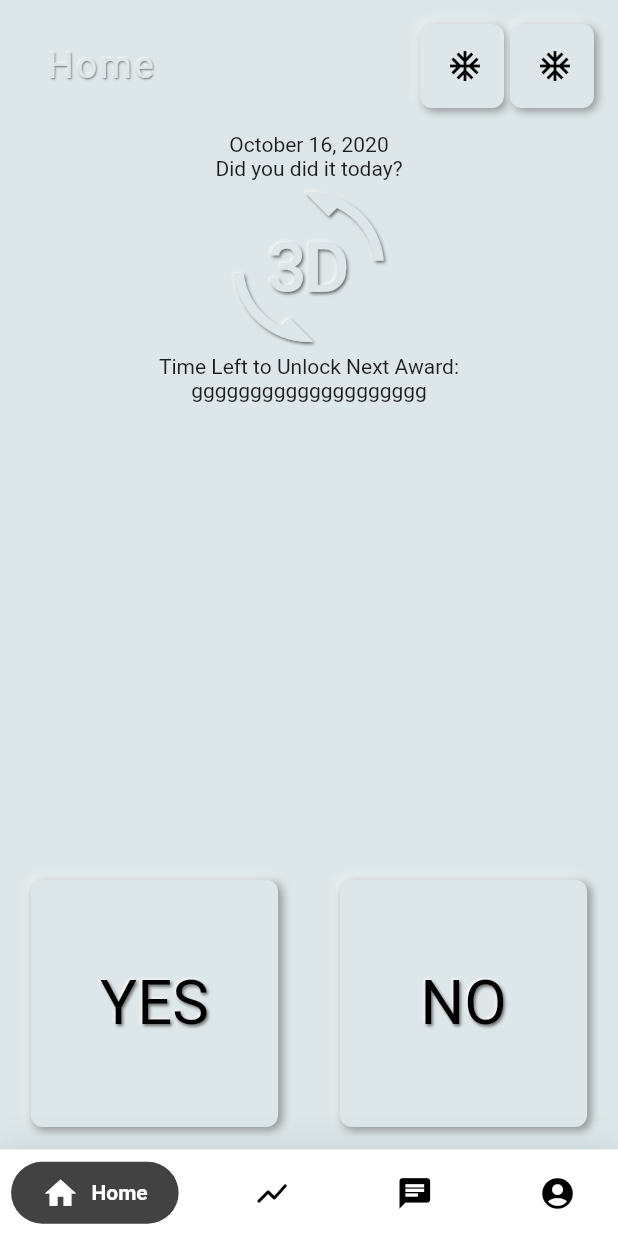
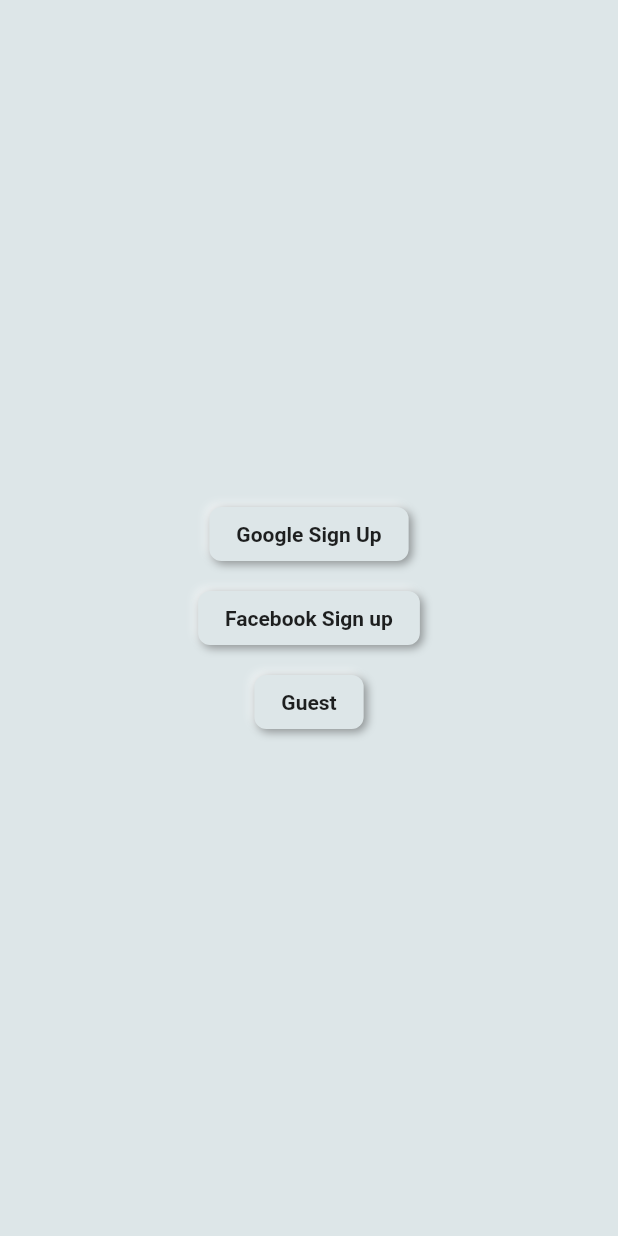
Before and after one commit to AryanKuAg/never_again, a Flutter app: the screen it shows after launch, on a phone screen of 412 x 824 dp. Run offline on Flutter 3.47's test engine with Material 2 defaults, Android fonts, the phone set to English and light mode, and no system bars; drawn by our look-alikes of flutter_neumorphic, google_nav_bar; our stand-ins replace avatar_glow, firebase_core, fl_chart, font_awesome_flutter; accounts and stored records are empty.

Commit message:
16 oct starting.

```diff
--- a/lib/main.dart
+++ b/lib/main.dart
@@ -1,10 +1,13 @@
+import 'package:firebase_core/firebase_core.dart';
 import 'package:flutter/material.dart';
 import 'package:flutter_neumorphic/flutter_neumorphic.dart';
 import 'package:never_again/provider/reportCardLogic.dart';
-import 'package:never_again/tabbar.dart';
+import './screens/loginScreen/signupScreen.dart';
 import 'package:provider/provider.dart';
 
-void main() {
+void main() async {
+  WidgetsFlutterBinding.ensureInitialized();
+  await Firebase.initializeApp();
   runApp(MyApp());
 }
 
@@ -16,7 +19,7 @@
       child: NeumorphicApp(
           title: 'Never Again',
           debugShowCheckedModeBanner: false,
-          home: MyTabBar()),
+          home: SignUpScreen()),
     );
   }
 }
--- /dev/null
+++ b/lib/screens/loginScreen/signupScreen.dart
@@ -0,0 +1,55 @@
+import 'package:flutter/material.dart';
+import 'package:flutter_neumorphic/flutter_neumorphic.dart';
+import './loginInfoScreen.dart';
+
+class SignUpScreen extends StatelessWidget {
+  @override
+  Widget build(BuildContext context) {
+    return Scaffold(
+      body: SafeArea(
+        child: Container(
+          width: double.infinity,
+          child: Column(
+            mainAxisSize: MainAxisSize.max,
+            mainAxisAlignment: MainAxisAlignment.center,
+            crossAxisAlignment: CrossAxisAlignment.center,
+            children: [
+              Container(
+                margin: EdgeInsets.all(10),
+                child: NeumorphicButton(
+                  child: Text(
+                    'Google Sign Up',
+                    style: TextStyle(fontWeight: FontWeight.bold),
+                  ),
+                  onPressed: () {},
+                ),
+              ),
+              Container(
+                margin: EdgeInsets.all(10),
+                child: NeumorphicButton(
+                  child: Text('Facebook Sign up',
+                      style: TextStyle(fontWeight: FontWeight.bold)),
+                  onPressed: () {},
+                ),
+              ),
+              Container(
+                margin: EdgeInsets.all(10),
+                child: NeumorphicButton(
+                  child: Text('Guest',
+                      style: TextStyle(fontWeight: FontWeight.bold)),
+                  onPressed: () {
+                    Navigator.of(context).pushReplacement(
+                      MaterialPageRoute(
+                        builder: (ctx) => LoginInfoScreen(),
+                      ),
+                    );
+                  },
+                ),
+              ),
+            ],
+          ),
+        ),
+      ),
+    );
+  }
+}
--- a/lib/screens/profileScreen.dart
+++ b/lib/screens/profileScreen.dart
@@ -20,6 +20,9 @@
           myWidgetList: [
             NeumorphicButton(
               child: Icon(Icons.edit),
+              onPressed: () {},
+            ),NeumorphicButton(
+              child: Icon(Icons.settings),
               onPressed: () {},
             ),
           ]),
--- a/pubspec.yaml
+++ b/pubspec.yaml
@@ -34,6 +34,10 @@
   intl: ^0.16.1
   avatar_glow: ^1.2.0
   provider: ^4.3.2+2
+  firebase_core: ^0.5.0+1
+  cloud_firestore: ^0.14.1+3
+  firebase_auth: ^0.18.1+2
+  font_awesome_flutter: ^8.4.0
 
 dev_dependencies:
   flutter_test:
```
Also changed, not shown: lib/screens/loginScreen/loginInfoScreen.dart (added, +199 -0 lines), asset/boy.png (added), asset/girl.png (added), pubspec.lock, 3 other files.
